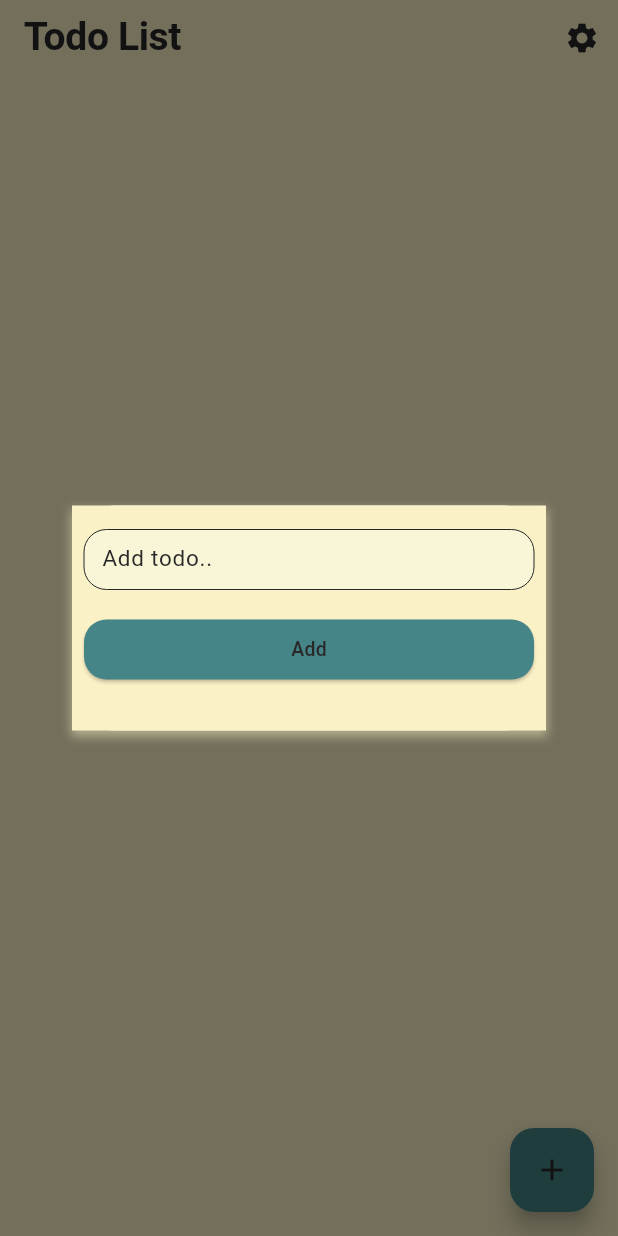
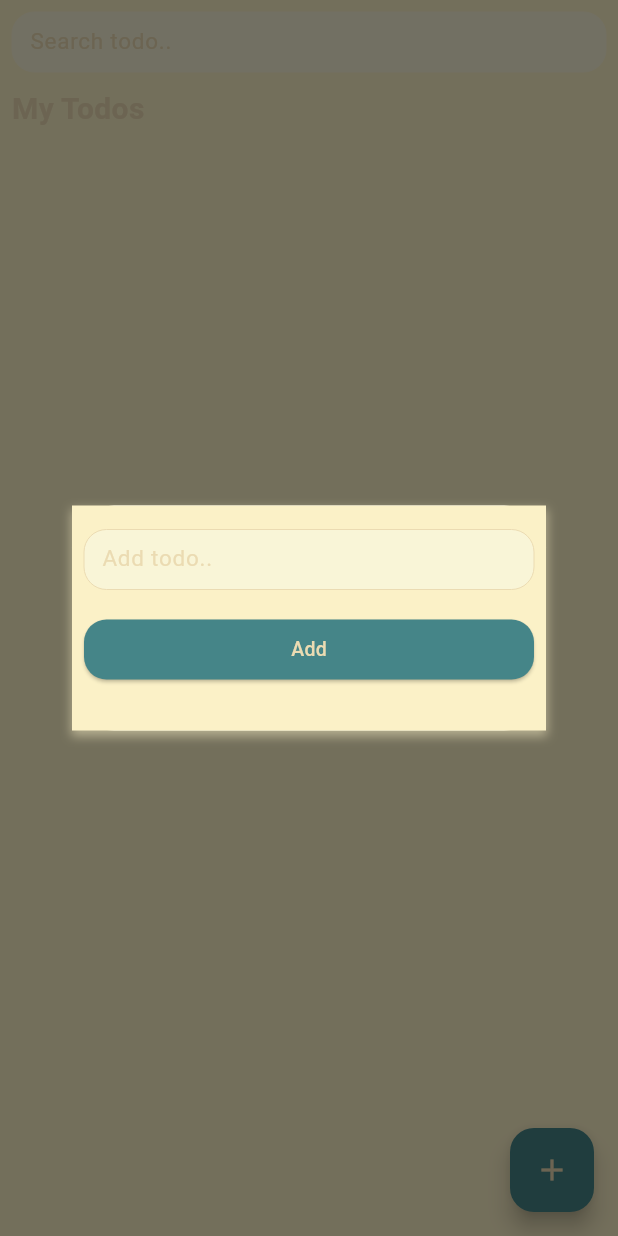
Before and after one commit to Besufikad17/todolist, a Flutter app: the screen it shows after launch, after a tap on the "add" icon, on a phone screen of 412 x 824 dp. Run offline on Flutter 3.47's test engine with Material 3 defaults, Android fonts, the phone set to English and light mode, and no system bars; our stand-ins replace bloc, equatable, flutter_bloc, get_it, hive, swipe_to; accounts and stored records are empty; Roboto replaces fonts that are missing (Iosevka Nerd Font).

Commit message:
search UI added

```diff
--- a/lib/config/theme/themes.dart
+++ b/lib/config/theme/themes.dart
@@ -6,7 +6,7 @@ Color _iconColor = getColorFromHex("#458588");
 Color _lightPrimaryColor = getColorFromHex("#458588");
 Color _lightPrimaryVariantColor = getColorFromHex("#fbf1c7");
 Color _lightSecondaryColor = getColorFromHex("#f9f5d7");
-Color _lightOnPrimaryColor = getColorFromHex("#282828");
+Color _lightOnPrimaryColor = getColorFromHex("#ebdbb2");
 Color _darkPrimaryColor = getColorFromHex("#458588");
 Color _darkPrimaryVariantColor = getColorFromHex("#282828");
 Color _darkSecondaryColor = getColorFromHex("#3c3836s");
--- a/lib/presentation/components/popup.dart
+++ b/lib/presentation/components/popup.dart
@@ -48,7 +48,7 @@ class AddPopup extends StatelessWidget {
               SizedBox(
                 width: 300,
                 height: 40,
-                child: MyTextField(controller: text, flag: flag,)
+                child: MyTextField(controller: text, hintText: "Add $flag..",)
               ),
               const SizedBox(height: 20,),
               MyButton(
--- a/lib/presentation/components/text_field.dart
+++ b/lib/presentation/components/text_field.dart
@@ -1,10 +1,16 @@
 import 'package:flutter/material.dart';
 
 class MyTextField extends StatelessWidget {
-  const MyTextField({super.key, required this.controller, required this.flag});
+  const MyTextField({
+    super.key,
+    required this.controller,
+    required this.hintText,
+    this.borderColor
+  });
 
   final TextEditingController controller;
-  final String flag;
+  final String hintText;
+  final Color? borderColor;
 
   @override
   Widget build(BuildContext context) {
@@ -17,19 +23,19 @@ class MyTextField extends StatelessWidget {
       decoration: InputDecoration(
         enabledBorder: OutlineInputBorder(
           borderSide: BorderSide(
-            color: Theme.of(context).textTheme.displayLarge!.color!,
+            color: borderColor ?? Theme.of(context).textTheme.displayLarge!.color!,
             width: 0
           ),
           borderRadius: const BorderRadius.all(Radius.circular(15))
         ),
         focusedBorder: OutlineInputBorder(
           borderSide: BorderSide(
-            color: Theme.of(context).textTheme.displayLarge!.color!,
+            color: borderColor ?? Theme.of(context).textTheme.displayLarge!.color!,
             width: 0
           ),
           borderRadius: const BorderRadius.all(Radius.circular(15))
         ),
-        hintText: 'Add $flag..',
+        hintText: hintText,
         hintStyle: TextStyle(
           fontSize: 15,
           color: Theme.of(context).textTheme.displayLarge!.color!
--- a/lib/presentation/screens/home.dart
+++ b/lib/presentation/screens/home.dart
@@ -8,9 +8,9 @@ import 'package:todolist/data/repository/theme_repository_impl.dart';
 import 'package:todolist/locator.dart';
 import 'package:todolist/presentation/bloc/theme_bloc.dart';
 import 'package:todolist/presentation/bloc/todo_bloc.dart';
-import 'package:todolist/presentation/components/app_bar.dart';
 import 'package:todolist/presentation/components/popup.dart';
 import 'package:todolist/presentation/components/text.dart';
+import 'package:todolist/presentation/components/text_field.dart';
 import 'package:todolist/presentation/components/todo.dart';
 import 'package:todolist/utils/resources/widget.dart';
 
@@ -27,13 +27,29 @@ class Home extends StatelessWidget {
     final textColor = Theme.of(context).textTheme.displayLarge!.color;
 
     return Scaffold(
-      appBar: const PreferredSize(
-        preferredSize: Size.fromHeight(50),
-        child: MyAppBar(
-          title: "Todo List",
+      body: SingleChildScrollView(
+        child: Padding(
+          padding: const EdgeInsets.all(8.0),
+          child: Column(
+            crossAxisAlignment: CrossAxisAlignment.start,
+            children: [
+              LayoutBuilder(
+                builder: (BuildContext context, BoxConstraints constraints) {
+                  return SizedBox(
+                    width: constraints.maxWidth,
+                    height: 40,
+                    child: MyTextField(
+                      controller: text,
+                      hintText: "Search todo..",
+                      borderColor: Theme.of(context).colorScheme.secondary,
+                    )
+                  );
+                }
               ),
-      ),
-      body: BlocProvider(
+              const SizedBox(height: 10,),
+              MyText(text: "My Todos", size: 20, isBold: true),
+              const SizedBox(height: 10,),
+              BlocProvider(
                 create: (context) => bloc..add(const GetAllTodos()),
                 child: BlocConsumer<TodoBloc, TodoState>(
                   listener: (context, state) => {},
@@ -49,6 +65,10 @@ class Home extends StatelessWidget {
                     }
                     return Container();
                   },
+                ),
+              ),
+            ],
+          ),
         ),
       ),
       floatingActionButton: FloatingActionButton(
@@ -71,22 +91,18 @@ class Home extends StatelessWidget {
 
 
   Widget buildLoaded(BuildContext context, List<LocalTodo> todos, TodoBloc bloc) {
-    return Padding(
-      padding: const EdgeInsets.all(8.0),
-      child: Column(children: [
-        Expanded(
-          child: ListView.builder(
-            itemCount: todos.length,
-            itemBuilder: (BuildContext context, int index) {
-              return TodoComponent(
-                title: todos[index].title,
-                date: todos[index].createdAt,
-                lists: todos[index].lists.length,
+    List<Widget> todoComponents =  [];
+
+    for(int i = 0; i < todos.length; i++) {
+      todoComponents.add(
+        TodoComponent(
+          title: todos[i].title,
+          date: todos[i].createdAt,
+          lists: todos[i].lists.length,
+        )
       );
     }
-          ),
-        ),
-      ]),
-    );
+
+    return Column(children: todoComponents);
   }
 }
```
Lines whose indentation alone changed are shown as unchanged.
